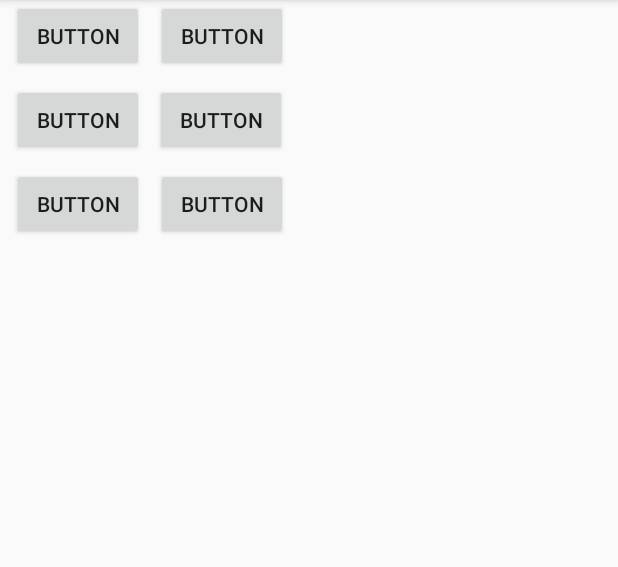
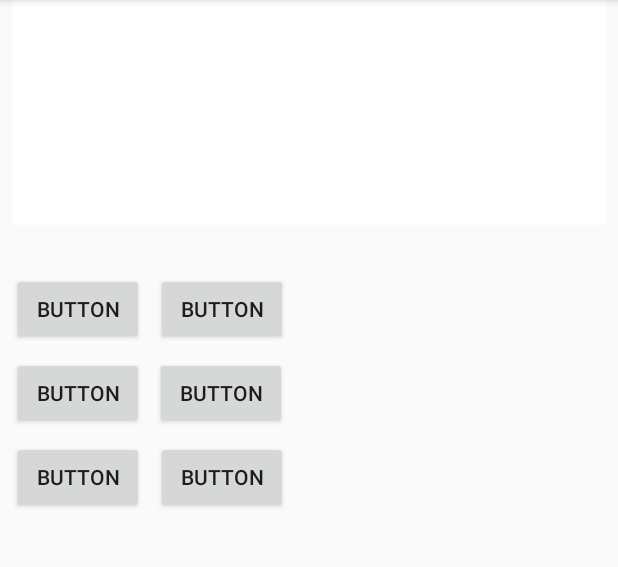
Before and after one commit to gmadrid/brailler, an Android app: the screen it shows after launch (MainActivity), on a phone screen of 412 x 824 dp, the part 84-651 px from its top. Run offline under Robolectric (Android 15) with nearby library versions, the phone set to English and light mode, and no system bars; our stand-ins replace RxJava; libraries missing offline, so code that uses them is left out: com.jakewharton.rxbinding2; 3 statements that could not run were skipped.

Commit message:
Typing into text view.

```diff
--- a/app/src/main/java/com/scrawlsoft/brailler/MainActivity.java
+++ b/app/src/main/java/com/scrawlsoft/brailler/MainActivity.java
@@ -4,6 +4,7 @@ import android.support.v7.app.AppCompatActivity;
 import android.os.Bundle;
 import android.view.MotionEvent;
 import android.widget.EditText;
+import android.widget.TextView;
 
 import com.jakewharton.rxbinding2.view.RxView;
 
@@ -35,6 +36,8 @@ public class MainActivity extends AppCompatActivity {
             @Override
             public void accept(Cell cell) throws Exception {
                 System.out.println(cell.getCodePoint());
+                TextView textView = (TextView) findViewById(R.id.textView);
+                textView.append("" + cell.getCodePoint());
             }
         });
     }
--- a/app/src/main/res/layout/activity_main.xml
+++ b/app/src/main/res/layout/activity_main.xml
@@ -13,10 +13,11 @@
         android:layout_width="wrap_content"
         android:layout_height="wrap_content"
         android:text="Button"
-        app:layout_constraintTop_toTopOf="@+id/dot4"
-        android:layout_marginTop="0dp"
         android:layout_marginLeft="8dp"
-        app:layout_constraintLeft_toLeftOf="parent" />
+        app:layout_constraintLeft_toLeftOf="parent"
+        android:layout_marginStart="8dp"
+        android:layout_marginTop="32dp"
+        app:layout_constraintTop_toBottomOf="@+id/textView" />
 
     <Button
         android:id="@+id/dot2"
@@ -41,13 +42,10 @@
         android:layout_width="wrap_content"
         android:layout_height="wrap_content"
         android:text="Button"
-        tools:layout_editor_absoluteY="87dp"
-        app:layout_constraintRight_toRightOf="parent"
         app:layout_constraintLeft_toRightOf="@+id/dot1"
         android:layout_marginLeft="8dp"
         android:layout_marginStart="8dp"
-        app:layout_constraintHorizontal_bias="0.0"
-        android:layout_marginRight="8dp" />
+        app:layout_constraintTop_toTopOf="@+id/dot1" />
 
     <Button
         android:id="@+id/dot5"
@@ -71,4 +69,17 @@
         android:layout_marginLeft="8dp"
         android:layout_marginStart="8dp"
         app:layout_constraintTop_toTopOf="@+id/dot3" />
+
+    <TextView
+        android:id="@+id/textView"
+        android:layout_width="0dp"
+        android:layout_height="150dp"
+        android:layout_marginLeft="8dp"
+        android:layout_marginRight="8dp"
+        android:layout_marginStart="8dp"
+        android:background="@android:color/background_light"
+        android:textSize="30sp"
+        app:layout_constraintLeft_toLeftOf="parent"
+        app:layout_constraintRight_toRightOf="parent"
+        tools:layout_editor_absoluteY="7dp" />
 </android.support.constraint.ConstraintLayout>
```
